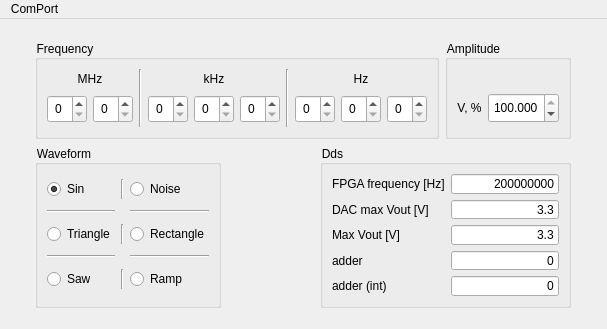
Qt form QtProject/Metronome/Metronome/mainwindow.ui (QArchy/Metronome) before a commit.
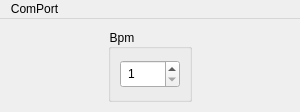
The same form after that commit. Icons and pictures are not drawn.

```diff
--- a/QtProject/Metronome/Metronome/mainwindow.ui
+++ b/QtProject/Metronome/Metronome/mainwindow.ui
@@ -6,8 +6,8 @@
    <rect>
     <x>0</x>
     <y>0</y>
-    <width>607</width>
-    <height>329</height>
+    <width>300</width>
+    <height>112</height>
    </rect>
   </property>
   <property name="sizePolicy">
@@ -18,14 +18,14 @@
   </property>
   <property name="minimumSize">
    <size>
-    <width>607</width>
-    <height>329</height>
+    <width>300</width>
+    <height>112</height>
    </size>
   </property>
   <property name="maximumSize">
    <size>
-    <width>607</width>
-    <height>329</height>
+    <width>300</width>
+    <height>112</height>
    </size>
   </property>
   <property name="windowTitle">
@@ -56,727 +56,52 @@
    <property name="styleSheet">
     <string notr="true"/>
    </property>
-   <layout class="QGridLayout" name="gridLayout">
-    <item row="0" column="0">
-     <widget class="QFrame" name="ControlsFrame">
+   <layout class="QVBoxLayout" name="verticalLayout">
+    <item alignment="Qt::AlignHCenter|Qt::AlignVCenter">
+     <widget class="QGroupBox" name="BpmGroupBox">
       <property name="sizePolicy">
        <sizepolicy hsizetype="Fixed" vsizetype="Fixed">
         <horstretch>0</horstretch>
         <verstretch>0</verstretch>
        </sizepolicy>
       </property>
-      <property name="frameShape">
-       <enum>QFrame::NoFrame</enum>
+      <property name="minimumSize">
+       <size>
+        <width>84</width>
+        <height>73</height>
+       </size>
       </property>
-      <layout class="QGridLayout" name="gridLayout_4">
-       <property name="sizeConstraint">
-        <enum>QLayout::SetDefaultConstraint</enum>
-       </property>
-       <item row="3" column="0" colspan="2">
-        <layout class="QHBoxLayout" name="AmplFreqLayout">
-         <item alignment="Qt::AlignLeft|Qt::AlignVCenter">
-          <widget class="QGroupBox" name="FrequencyGroupBox">
-           <property name="sizePolicy">
-            <sizepolicy hsizetype="Fixed" vsizetype="Fixed">
-             <horstretch>0</horstretch>
-             <verstretch>0</verstretch>
-            </sizepolicy>
-           </property>
-           <property name="minimumSize">
-            <size>
-             <width>0</width>
-             <height>99</height>
-            </size>
-           </property>
-           <property name="maximumSize">
-            <size>
-             <width>408</width>
-             <height>16777215</height>
-            </size>
-           </property>
-           <property name="toolTipDuration">
-            <number>-1</number>
-           </property>
-           <property name="title">
-            <string>Frequency</string>
-           </property>
-           <layout class="QHBoxLayout" name="horizontalLayout_9">
-            <item>
-             <layout class="QVBoxLayout" name="MHzLayout">
-              <item>
-               <widget class="QLabel" name="MHzLabel">
-                <property name="sizePolicy">
-                 <sizepolicy hsizetype="Minimum" vsizetype="Fixed">
-                  <horstretch>0</horstretch>
-                  <verstretch>0</verstretch>
-                 </sizepolicy>
-                </property>
-                <property name="frameShape">
-                 <enum>QFrame::NoFrame</enum>
-                </property>
-                <property name="text">
-                 <string>MHz</string>
-                </property>
-                <property name="alignment">
-                 <set>Qt::AlignCenter</set>
-                </property>
-               </widget>
-              </item>
-              <item>
-               <layout class="QHBoxLayout" name="SpinBoxMHzLayout">
-                <item>
-                 <widget class="QSpinBox" name="Freq_10MHz_SpinBox">
-                  <property name="sizePolicy">
-                   <sizepolicy hsizetype="Fixed" vsizetype="Fixed">
-                    <horstretch>0</horstretch>
-                    <verstretch>0</verstretch>
-                   </sizepolicy>
-                  </property>
-                  <property name="maximum">
-                   <number>9</number>
-                  </property>
-                 </widget>
-                </item>
-                <item>
-                 <widget class="QSpinBox" name="Freq_1MHz_SpinBox">
-                  <property name="sizePolicy">
-                   <sizepolicy hsizetype="Fixed" vsizetype="Fixed">
-                    <horstretch>0</horstretch>
-                    <verstretch>0</verstretch>
-                   </sizepolicy>
-                  </property>
-                  <property name="maximum">
-                   <number>9</number>
-                  </property>
-                 </widget>
-                </item>
-               </layout>
-              </item>
-             </layout>
-            </item>
-            <item>
-             <widget class="Line" name="line">
-              <property name="orientation">
-               <enum>Qt::Vertical</enum>
-              </property>
-             </widget>
-            </item>
-            <item>
-             <layout class="QVBoxLayout" name="KHzLayout">
-              <item>
-               <widget class="QLabel" name="KHzLabel">
-                <property name="sizePolicy">
-                 <sizepolicy hsizetype="Minimum" vsizetype="Fixed">
-                  <horstretch>0</horstretch>
-                  <verstretch>0</verstretch>
-                 </sizepolicy>
-                </property>
-                <property name="text">
-                 <string>kHz</string>
-                </property>
-                <property name="alignment">
-                 <set>Qt::AlignCenter</set>
-                </property>
-               </widget>
-              </item>
-              <item>
-               <layout class="QHBoxLayout" name="SpinBoxKHzLayout">
-                <item>
-                 <widget class="QSpinBox" name="Freq_100KHz_SpinBox">
-                  <property name="sizePolicy">
-                   <sizepolicy hsizetype="Fixed" vsizetype="Fixed">
-                    <horstretch>0</horstretch>
-                    <verstretch>0</verstretch>
-                   </sizepolicy>
-                  </property>
-                  <property name="maximum">
-                   <number>9</number>
-                  </property>
-                 </widget>
-                </item>
-                <item>
-                 <widget class="QSpinBox" name="Freq_10KHz_SpinBox">
-                  <property name="sizePolicy">
-                   <sizepolicy hsizetype="Fixed" vsizetype="Fixed">
-                    <horstretch>0</horstretch>
-                    <verstretch>0</verstretch>
-                   </sizepolicy>
-                  </property>
-                  <property name="maximum">
-                   <number>9</number>
-                  </property>
-                 </widget>
-                </item>
-                <item>
-                 <widget class="QSpinBox" name="Freq_1KHz_SpinBox">
-                  <property name="sizePolicy">
-                   <sizepolicy hsizetype="Fixed" vsizetype="Fixed">
-                    <horstretch>0</horstretch>
-                    <verstretch>0</verstretch>
-                   </sizepolicy>
-                  </property>
-                  <property name="maximum">
-                   <number>9</number>
-                  </property>
-                 </widget>
-                </item>
-               </layout>
-              </item>
-             </layout>
-            </item>
-            <item>
-             <widget class="Line" name="line_2">
-              <property name="orientation">
-               <enum>Qt::Vertical</enum>
-              </property>
-             </widget>
-            </item>
-            <item>
-             <layout class="QVBoxLayout" name="HzLayout">
-              <item>
-               <widget class="QLabel" name="HzLabel">
-                <property name="sizePolicy">
-                 <sizepolicy hsizetype="Minimum" vsizetype="Fixed">
-                  <horstretch>0</horstretch>
-                  <verstretch>0</verstretch>
-                 </sizepolicy>
-                </property>
-                <property name="text">
-                 <string>Hz</string>
-                </property>
-                <property name="alignment">
-                 <set>Qt::AlignCenter</set>
-                </property>
-               </widget>
-              </item>
-              <item>
-               <layout class="QHBoxLayout" name="SpinBoxHzLayout">
-                <property name="sizeConstraint">
-                 <enum>QLayout::SetMaximumSize</enum>
-                </property>
-                <item>
-                 <widget class="QSpinBox" name="Freq_100Hz_SpinBox">
-                  <property name="sizePolicy">
-                   <sizepolicy hsizetype="Fixed" vsizetype="Fixed">
-                    <horstretch>0</horstretch>
-                    <verstretch>0</verstretch>
-                   </sizepolicy>
-                  </property>
-                  <property name="maximum">
-                   <number>9</number>
-                  </property>
-                 </widget>
-                </item>
-                <item>
-                 <widget class="QSpinBox" name="Freq_10Hz_SpinBox">
-                  <property name="sizePolicy">
-                   <sizepolicy hsizetype="Fixed" vsizetype="Fixed">
-                    <horstretch>0</horstretch>
-                    <verstretch>0</verstretch>
-                   </sizepolicy>
-                  </property>
-                  <property name="minimum">
-                   <number>0</number>
-                  </property>
-                  <property name="maximum">
-                   <number>9</number>
-                  </property>
-                  <property name="value">
-                   <number>0</number>
-                  </property>
-                 </widget>
-                </item>
-                <item>
-                 <widget class="QSpinBox" name="Freq_1Hz_SpinBox">
-                  <property name="sizePolicy">
-                   <sizepolicy hsizetype="Fixed" vsizetype="Fixed">
-                    <horstretch>0</horstretch>
-                    <verstretch>0</verstretch>
-                   </sizepolicy>
-                  </property>
-                  <property name="minimum">
-                   <number>0</number>
-                  </property>
-                  <property name="maximum">
-                   <number>9</number>
-                  </property>
-                  <property name="value">
-                   <number>0</number>
-                  </property>
-                 </widget>
-                </item>
-               </layout>
-              </item>
-             </layout>
-            </item>
-           </layout>
-          </widget>
-         </item>
-         <item alignment="Qt::AlignRight|Qt::AlignVCenter">
-          <widget class="QGroupBox" name="AmplitudeGroupBox">
-           <property name="sizePolicy">
-            <sizepolicy hsizetype="Fixed" vsizetype="Fixed">
-             <horstretch>0</horstretch>
-             <verstretch>0</verstretch>
-            </sizepolicy>
-           </property>
-           <property name="minimumSize">
-            <size>
-             <width>0</width>
-             <height>99</height>
-            </size>
-           </property>
-           <property name="maximumSize">
-            <size>
-             <width>16777215</width>
-             <height>99</height>
-            </size>
-           </property>
-           <property name="title">
-            <string>Amplitude</string>
-           </property>
-           <layout class="QHBoxLayout" name="horizontalLayout">
-            <item>
-             <layout class="QVBoxLayout" name="HzLayout_2">
-              <item>
-               <widget class="QLabel" name="emptyLabel">
-                <property name="sizePolicy">
-                 <sizepolicy hsizetype="Minimum" vsizetype="Fixed">
-                  <horstretch>0</horstretch>
-                  <verstretch>0</verstretch>
-                 </sizepolicy>
-                </property>
-                <property name="text">
-                 <string/>
-                </property>
-                <property name="alignment">
-                 <set>Qt::AlignCenter</set>
-                </property>
-               </widget>
-              </item>
-              <item>
-               <layout class="QHBoxLayout" name="SpinBoxAmplLayout">
-                <property name="sizeConstraint">
-                 <enum>QLayout::SetMaximumSize</enum>
-                </property>
-                <item>
-                 <widget class="QLabel" name="VLabel">
-                  <property name="sizePolicy">
-                   <sizepolicy hsizetype="Minimum" vsizetype="Fixed">
-                    <horstretch>0</horstretch>
-                    <verstretch>0</verstretch>
-                   </sizepolicy>
-                  </property>
-                  <property name="text">
-                   <string>V, %</string>
-                  </property>
-                  <property name="alignment">
-                   <set>Qt::AlignCenter</set>
-                  </property>
-                  <property name="margin">
-                   <number>0</number>
-                  </property>
-                  <property name="indent">
-                   <number>-1</number>
-                  </property>
-                 </widget>
-                </item>
-                <item>
-                 <widget class="QDoubleSpinBox" name="VPercentSpinBox">
-                  <property name="minimumSize">
-                   <size>
-                    <width>0</width>
-                    <height>30</height>
-                   </size>
-                  </property>
-                  <property name="maximumSize">
-                   <size>
-                    <width>16777215</width>
-                    <height>30</height>
-                   </size>
-                  </property>
-                  <property name="alignment">
-                   <set>Qt::AlignCenter</set>
-                  </property>
-                  <property name="decimals">
-                   <number>3</number>
-                  </property>
-                  <property name="maximum">
-                   <double>100.000000000000000</double>
-                  </property>
-                  <property name="singleStep">
-                   <double>0.392157000000000</double>
-                  </property>
-                  <property name="value">
-                   <double>100.000000000000000</double>
-                  </property>
-                 </widget>
-                </item>
-               </layout>
-              </item>
-             </layout>
-            </item>
-           </layout>
-          </widget>
-         </item>
-        </layout>
-       </item>
-       <item row="4" column="0" colspan="2">
-        <layout class="QHBoxLayout" name="DDSWaveformLayout">
-         <item alignment="Qt::AlignLeft|Qt::AlignVCenter">
-          <widget class="QGroupBox" name="WaveformGroupBox">
-           <property name="sizePolicy">
-            <sizepolicy hsizetype="Fixed" vsizetype="Fixed">
-             <horstretch>0</horstretch>
-             <verstretch>0</verstretch>
-            </sizepolicy>
-           </property>
-           <property name="minimumSize">
-            <size>
-             <width>0</width>
-             <height>163</height>
-            </size>
-           </property>
-           <property name="maximumSize">
-            <size>
-             <width>16777215</width>
-             <height>163</height>
-            </size>
-           </property>
-           <property name="title">
-            <string>Waveform</string>
-           </property>
-           <layout class="QGridLayout" name="gridLayout_3">
-            <item row="0" column="0">
-             <widget class="QRadioButton" name="SinRadioBtn">
-              <property name="sizePolicy">
-               <sizepolicy hsizetype="Minimum" vsizetype="Fixed">
-                <horstretch>0</horstretch>
-                <verstretch>0</verstretch>
-               </sizepolicy>
-              </property>
-              <property name="text">
-               <string>Sin</string>
-              </property>
-              <property name="icon">
-               <iconset resource="app.qrc">
-                <normaloff>:/img/sin.png</normaloff>:/img/sin.png</iconset>
-              </property>
-              <property name="iconSize">
-               <size>
-                <width>24</width>
-                <height>24</height>
-               </size>
-              </property>
-              <property name="checked">
-               <bool>true</bool>
-              </property>
-             </widget>
-            </item>
-            <item row="0" column="1">
-             <widget class="Line" name="line_3">
-              <property name="orientation">
-               <enum>Qt::Vertical</enum>
-              </property>
-             </widget>
-            </item>
-            <item row="0" column="2">
-             <widget class="QRadioButton" name="NoiseRadioBtn">
-              <property name="sizePolicy">
-               <sizepolicy hsizetype="Minimum" vsizetype="Fixed">
-                <horstretch>0</horstretch>
-                <verstretch>0</verstretch>
-               </sizepolicy>
-              </property>
-              <property name="text">
-               <string>Noise</string>
-              </property>
-              <property name="icon">
-               <iconset resource="app.qrc">
-                <normaloff>:/img/noise.png</normaloff>:/img/noise.png</iconset>
-              </property>
-              <property name="iconSize">
-               <size>
-                <width>24</width>
-                <height>24</height>
-               </size>
-              </property>
-             </widget>
-            </item>
-            <item row="1" column="0">
-             <widget class="Line" name="line_6">
-              <property name="orientation">
-               <enum>Qt::Horizontal</enum>
-              </property>
-             </widget>
-            </item>
-            <item row="1" column="2">
-             <widget class="Line" name="line_7">
-              <property name="orientation">
-               <enum>Qt::Horizontal</enum>
-              </property>
-             </widget>
-            </item>
-            <item row="2" column="0">
-             <widget class="QRadioButton" name="TriangleRadioBtn">
-              <property name="sizePolicy">
-               <sizepolicy hsizetype="Minimum" vsizetype="Fixed">
-                <horstretch>0</horstretch>
-                <verstretch>0</verstretch>
-               </sizepolicy>
-              </property>
-              <property name="layoutDirection">
-               <enum>Qt::LeftToRight</enum>
-              </property>
-              <property name="text">
-               <string>Triangle</string>
-              </property>
-              <property name="icon">
-               <iconset resource="app.qrc">
-                <normaloff>:/img/triangle.png</normaloff>:/img/triangle.png</iconset>
-              </property>
-              <property name="iconSize">
-               <size>
-                <width>24</width>
-                <height>24</height>
-               </size>
-              </property>
-             </widget>
-            </item>
-            <item row="2" column="1">
-             <widget class="Line" name="line_4">
-              <property name="orientation">
-               <enum>Qt::Vertical</enum>
-              </property>
-             </widget>
-            </item>
-            <item row="2" column="2">
-             <widget class="QRadioButton" name="RectangleRadioBtn">
-              <property name="sizePolicy">
-               <sizepolicy hsizetype="Minimum" vsizetype="Fixed">
-                <horstretch>0</horstretch>
-                <verstretch>0</verstretch>
-               </sizepolicy>
-              </property>
-              <property name="text">
-               <string>Rectangle</string>
-              </property>
-              <property name="icon">
-               <iconset resource="app.qrc">
-                <normaloff>:/img/rect.png</normaloff>:/img/rect.png</iconset>
-              </property>
-              <property name="iconSize">
-               <size>
-                <width>24</width>
-                <height>24</height>
-               </size>
-              </property>
-             </widget>
-            </item>
-            <item row="3" column="0">
-             <widget class="Line" name="line_8">
-              <property name="orientation">
-               <enum>Qt::Horizontal</enum>
-              </property>
-             </widget>
-            </item>
-            <item row="3" column="2">
-             <widget class="Line" name="line_9">
-              <property name="orientation">
-               <enum>Qt::Horizontal</enum>
-              </property>
-             </widget>
-            </item>
-            <item row="4" column="0">
-             <widget class="QRadioButton" name="SawRadioBtn">
-              <property name="sizePolicy">
-               <sizepolicy hsizetype="Minimum" vsizetype="Fixed">
-                <horstretch>0</horstretch>
-                <verstretch>0</verstretch>
-               </sizepolicy>
-              </property>
-              <property name="text">
-               <string>Saw</string>
-              </property>
-              <property name="icon">
-               <iconset resource="app.qrc">
-                <normaloff>:/img/saw.png</normaloff>:/img/saw.png</iconset>
-              </property>
-              <property name="iconSize">
-               <size>
-                <width>24</width>
-                <height>24</height>
-               </size>
-              </property>
-             </widget>
-            </item>
-            <item row="4" column="1">
-             <widget class="Line" name="line_5">
-              <property name="orientation">
-               <enum>Qt::Vertical</enum>
-              </property>
-             </widget>
-            </item>
-            <item row="4" column="2">
-             <widget class="QRadioButton" name="RampRadioBtn">
-              <property name="sizePolicy">
-               <sizepolicy hsizetype="Minimum" vsizetype="Fixed">
-                <horstretch>0</horstretch>
-                <verstretch>0</verstretch>
-               </sizepolicy>
-              </property>
-              <property name="text">
-               <string>Ramp</string>
-              </property>
-              <property name="icon">
-               <iconset resource="app.qrc">
-                <normaloff>:/img/ramp.png</normaloff>:/img/ramp.png</iconset>
-              </property>
-              <property name="iconSize">
-               <size>
-                <width>24</width>
-                <height>24</height>
-               </size>
-              </property>
-             </widget>
-            </item>
-           </layout>
-          </widget>
-         </item>
-         <item alignment="Qt::AlignRight|Qt::AlignVCenter">
-          <widget class="QGroupBox" name="DdsGroupBox">
-           <property name="sizePolicy">
-            <sizepolicy hsizetype="Fixed" vsizetype="Fixed">
-             <horstretch>0</horstretch>
-             <verstretch>0</verstretch>
-            </sizepolicy>
-           </property>
-           <property name="minimumSize">
-            <size>
-             <width>0</width>
-             <height>163</height>
-            </size>
-           </property>
-           <property name="maximumSize">
-            <size>
-             <width>16777215</width>
-             <height>163</height>
-            </size>
-           </property>
-           <property name="title">
-            <string>Dds</string>
-           </property>
-           <layout class="QFormLayout" name="formLayout_3">
-            <item row="1" column="0">
-             <widget class="QLabel" name="fpgaFreqLabel">
-              <property name="text">
-               <string>FPGA frequency [Hz]</string>
-              </property>
-             </widget>
-            </item>
-            <item row="1" column="1">
-             <widget class="QLineEdit" name="fpgaFreqLineEdit">
-              <property name="text">
-               <string>200000000</string>
-              </property>
-              <property name="alignment">
-               <set>Qt::AlignRight|Qt::AlignTrailing|Qt::AlignVCenter</set>
-              </property>
-              <property name="readOnly">
-               <bool>true</bool>
-              </property>
-             </widget>
-            </item>
-            <item row="2" column="0">
-             <widget class="QLabel" name="MaxVoutLabel">
-              <property name="text">
-               <string>DAC max Vout [V]</string>
-              </property>
-             </widget>
-            </item>
-            <item row="2" column="1">
-             <widget class="QLineEdit" name="MaxVoutLineEdit">
-              <property name="text">
-               <string>3.3</string>
-              </property>
-              <property name="alignment">
-               <set>Qt::AlignRight|Qt::AlignTrailing|Qt::AlignVCenter</set>
-              </property>
-              <property name="readOnly">
-               <bool>false</bool>
-              </property>
-             </widget>
-            </item>
-            <item row="4" column="0">
-             <widget class="QLabel" name="adderLabel">
-              <property name="text">
-               <string>adder</string>
-              </property>
-             </widget>
-            </item>
-            <item row="4" column="1">
-             <widget class="QLineEdit" name="adderLineEdit">
-              <property name="sizePolicy">
-               <sizepolicy hsizetype="Expanding" vsizetype="Fixed">
-                <horstretch>0</horstretch>
-                <verstretch>0</verstretch>
-               </sizepolicy>
-              </property>
-              <property name="text">
-               <string>0</string>
-              </property>
-              <property name="alignment">
-               <set>Qt::AlignRight|Qt::AlignTrailing|Qt::AlignVCenter</set>
-              </property>
-              <property name="readOnly">
-               <bool>true</bool>
-              </property>
-             </widget>
-            </item>
-            <item row="5" column="0">
-             <widget class="QLabel" name="adderIntLabel">
-              <property name="text">
-               <string>adder (int)</string>
-              </property>
-             </widget>
-            </item>
-            <item row="5" column="1">
-             <widget class="QLineEdit" name="adderIntLineEdit">
-              <property name="text">
-               <string>0</string>
-              </property>
-              <property name="alignment">
-               <set>Qt::AlignRight|Qt::AlignTrailing|Qt::AlignVCenter</set>
-              </property>
-              <property name="readOnly">
-               <bool>true</bool>
-              </property>
-             </widget>
-            </item>
-            <item row="3" column="0">
-             <widget class="QLabel" name="CurrentVoutLabel">
-              <property name="text">
-               <string>Max Vout [V]</string>
-              </property>
-             </widget>
-            </item>
-            <item row="3" column="1">
-             <widget class="QLineEdit" name="CurrentVoutLineEdit">
-              <property name="text">
-               <string>3.3</string>
-              </property>
-              <property name="alignment">
-               <set>Qt::AlignRight|Qt::AlignTrailing|Qt::AlignVCenter</set>
-              </property>
-              <property name="readOnly">
-               <bool>true</bool>
-              </property>
-             </widget>
-            </item>
-           </layout>
-          </widget>
-         </item>
-        </layout>
+      <property name="maximumSize">
+       <size>
+        <width>84</width>
+        <height>73</height>
+       </size>
+      </property>
+      <property name="toolTipDuration">
+       <number>-1</number>
+      </property>
+      <property name="title">
+       <string>Bpm</string>
+      </property>
+      <layout class="QHBoxLayout" name="horizontalLayout_9">
+       <item>
+        <widget class="QSpinBox" name="Bpm_SpinBox">
+         <property name="sizePolicy">
+          <sizepolicy hsizetype="Fixed" vsizetype="Fixed">
+           <horstretch>0</horstretch>
+           <verstretch>0</verstretch>
+          </sizepolicy>
+         </property>
+         <property name="wrapping">
+          <bool>false</bool>
+         </property>
+         <property name="minimum">
+          <number>1</number>
+         </property>
+         <property name="maximum">
+          <number>9999</number>
+         </property>
+        </widget>
        </item>
       </layout>
      </widget>
@@ -788,7 +113,7 @@
     <rect>
      <x>0</x>
      <y>0</y>
-     <width>607</width>
+     <width>300</width>
      <height>21</height>
     </rect>
    </property>
```
Left out of the diff: 10 changed lines with no effect on the pictures.
